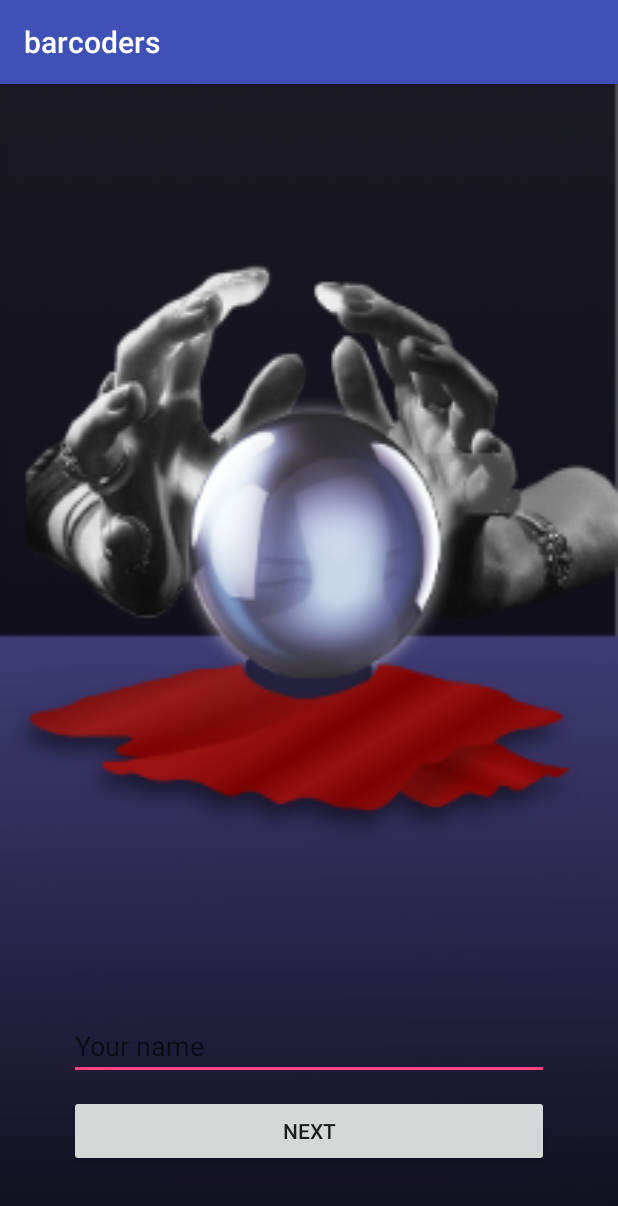
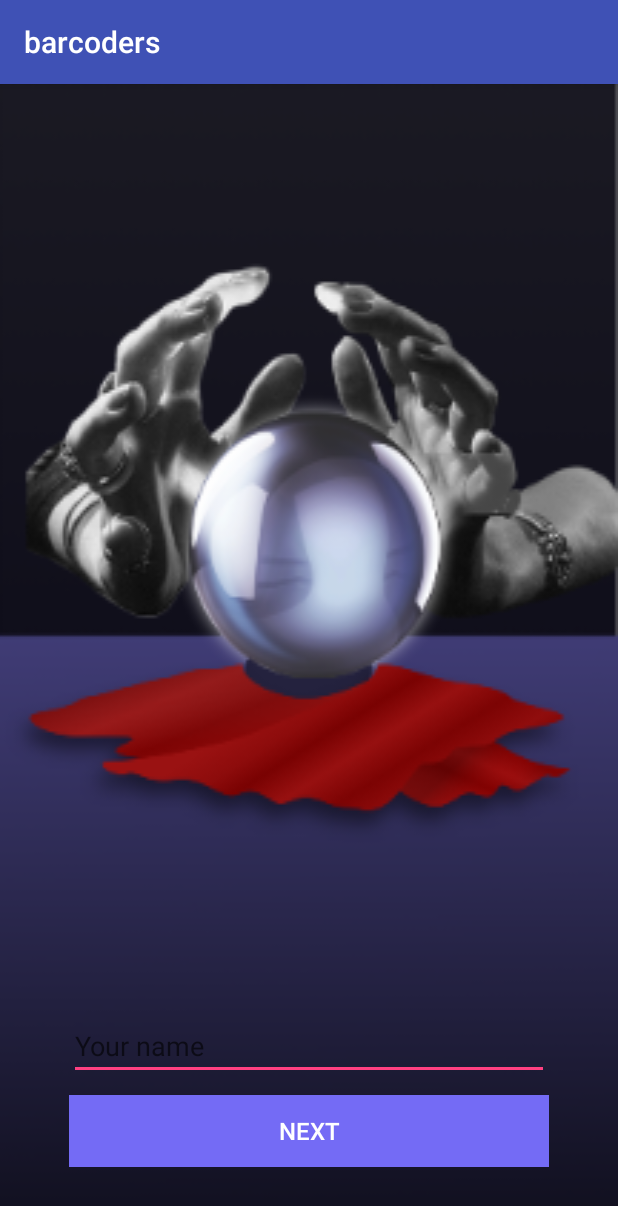
Before and after one commit to roderiklagerweij/barcoders, an Android app: the screen it shows after launch (WelcomeActivity), on a phone screen of 412 x 824 dp. Shown: the top 1206 px of the screen. Run offline under Robolectric (Android 15) with nearby library versions, the light colour scheme and no system bars.

Commit message:
Design change

```diff
--- a/app/src/main/java/com/icemobile/barcoders/ScanActivity.java
+++ b/app/src/main/java/com/icemobile/barcoders/ScanActivity.java
@@ -42,33 +42,6 @@ public class ScanActivity extends AppCompatActivity {
 
     }
 
-//    private void scanCode() {
-////        new IntentIntegrator(ScanActivity.this).initiateScan();
-//        overridePendingTransition(0, 0);
-//    }
-
-    @Override
-    protected void onActivityResult(int requestCode, int resultCode, Intent data) {
-//        IntentResult result = IntentIntegrator.parseActivityResult(requestCode, resultCode, data);
-//        if(result != null) {
-//            if(result.getContents() == null) {
-//                Toast.makeText(this, "Cancelled", Toast.LENGTH_LONG).show();
-//            } else {
-//                barcodes.add(result.getContents());
-//                if (barcodes.size() == 1) {
-//                    Toast.makeText(this, "Please scan your second product", Toast.LENGTH_LONG).show();
-//                    scanCode();
-//                } else if (barcodes.size() == 2) {
-//                    Toast.makeText(this, "Please scan your third and final product", Toast.LENGTH_LONG).show();
-//                    scanCode();
-//                } else if (barcodes.size() == 3){
-//                    analyze();
-//                }
-//            }
-//        } else {
-//            super.onActivityResult(requestCode, resultCode, data);
-//        }
-    }
 
     private void analyze() {
         List<String> sentences = Classwiring.getCategoryMapper().getSentences(barcodes);
--- a/app/src/main/res/layout/activity_welcome.xml
+++ b/app/src/main/res/layout/activity_welcome.xml
@@ -29,6 +29,9 @@
             android:id="@+id/next"
             android:layout_width="match_parent"
             android:layout_height="wrap_content"
+            android:background="#746BF5"
+            android:textColor="@android:color/white"
+            android:textSize="16sp"
             android:text='Next'/>
 
     </LinearLayout>
```
